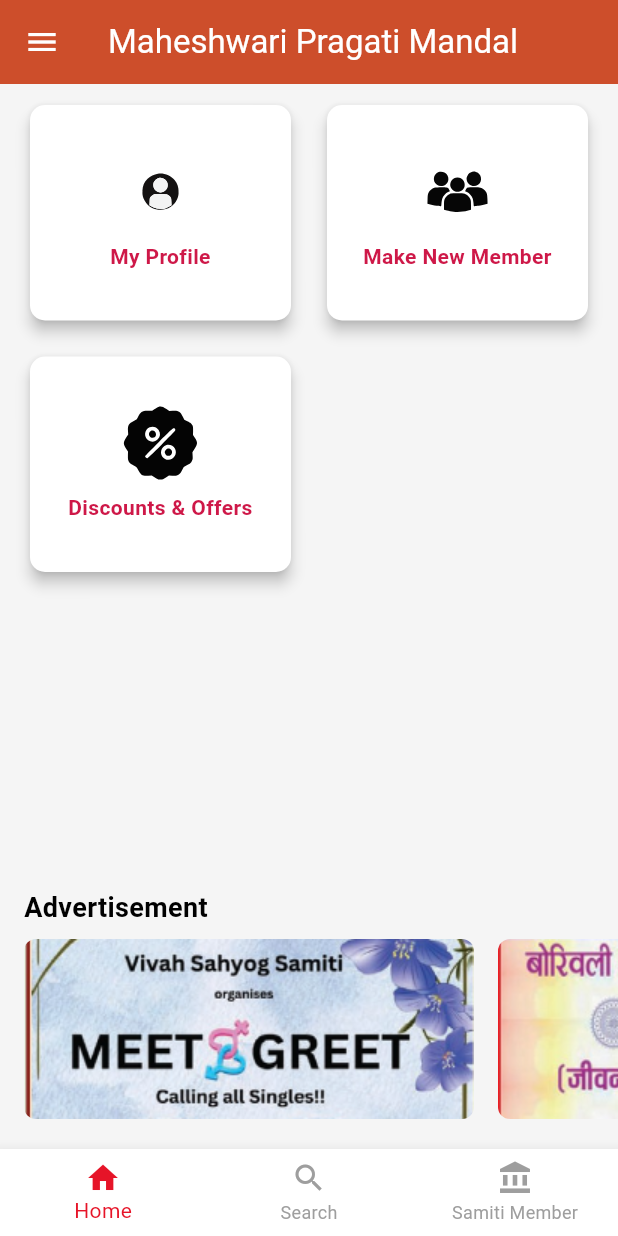
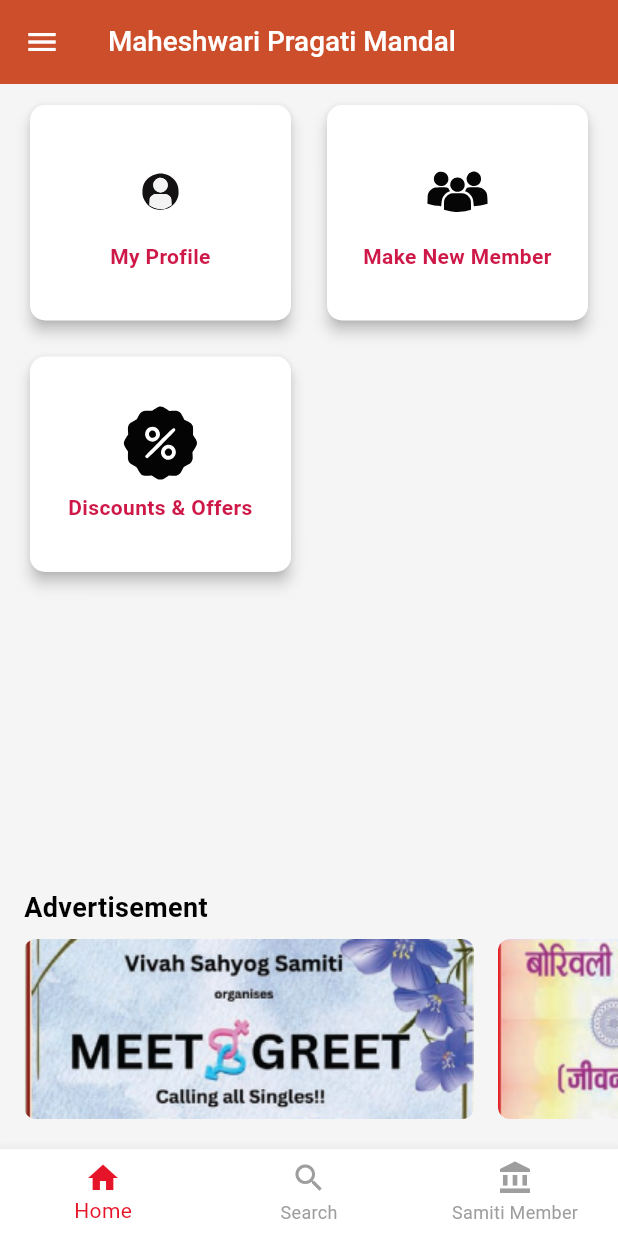
Before and after one commit to KRCodingCaffeine/MPMFlutterApp, a Flutter app: the DashboardView screen opened by its route, on a phone screen of 412 x 824 dp. Run offline on Flutter 3.47's test engine with Material 3 defaults, Android fonts, the phone set to English and light mode, and no system bars; our stand-ins replace audioplayers, device_preview, dio, easy_stepper, firebase_core, firebase_messaging and 10 more; accounts and stored records are empty; network calls fail; Roboto replaces fonts that are missing (Lexend, Ubuntu-Regular.ttf).

Commit message:
Appbar updated in dashboard

```diff
--- a/lib/view/dashboard_view.dart
+++ b/lib/view/dashboard_view.dart
@@ -44,13 +44,17 @@
   @override
   Widget build(BuildContext context) {
     return Obx(
-          () => Scaffold(
+      () => Scaffold(
         appBar: AppBar(
           backgroundColor:
-          ColorHelperClass.getColorFromHex(ColorResources.logo_color),
+              ColorHelperClass.getColorFromHex(ColorResources.logo_color),
           title: Text(
-            appBarTitles[controller.currentIndex.value], // Dynamic title
-            style: const TextStyle(color: Colors.white),
+            appBarTitles[controller.currentIndex.value],
+            style: TextStyle(
+              color: Colors.white,
+              fontSize: MediaQuery.of(context).size.width * 0.045,
+              fontWeight: FontWeight.w500,
+            ),
           ),
           iconTheme: const IconThemeData(color: Colors.white),
         ),
@@ -60,7 +64,7 @@
         bottomNavigationBar: BottomNavigationBar(
           backgroundColor: Colors.white,
           selectedItemColor:
-          ColorHelperClass.getColorFromHex(ColorResources.red_color),
+              ColorHelperClass.getColorFromHex(ColorResources.red_color),
           unselectedItemColor: Colors.grey,
           currentIndex: controller.currentIndex.value,
           onTap: (index) {
```
